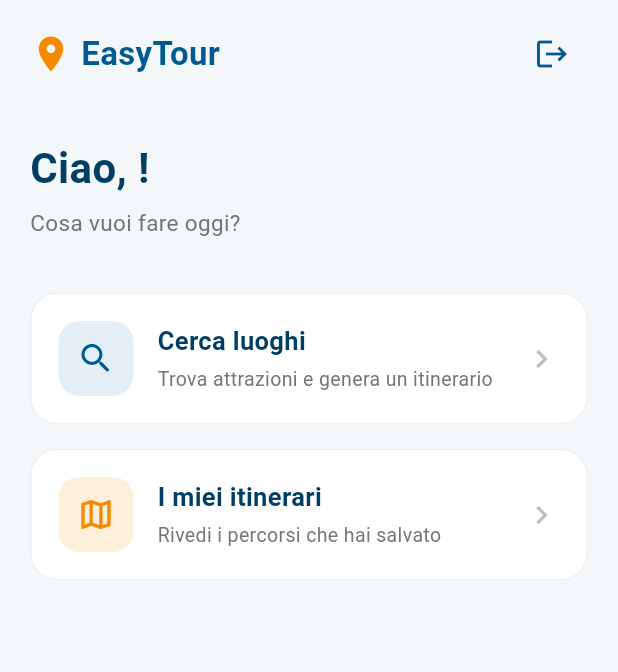
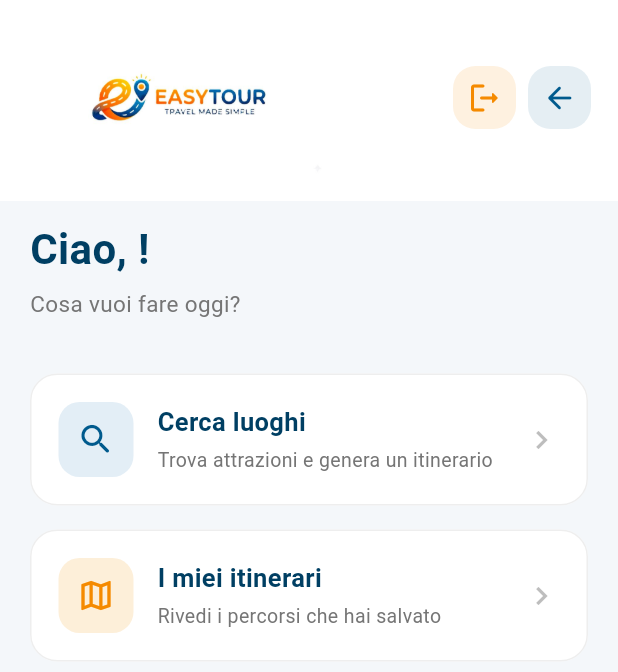
Before and after one commit to antoniorapa/EasyTour, a Flutter app: the DashboardUtente screen opened directly with empty values, on a phone screen of 412 x 824 dp. Shown: the top 672 px of the screen. Run offline on Flutter 3.47's test engine with Material 3 defaults, Android fonts, the phone set to English and light mode, and no system bars; our stand-ins replace geolocator, google_maps_flutter; network calls fail.

Commit message:
Header EasyTour unificato (logo/back/logout) e fix backend Wikipedia

```diff
--- a/frontend/lib/pages/dashboard_utente.dart
+++ b/frontend/lib/pages/dashboard_utente.dart
@@ -4,6 +4,7 @@ import '../models/user.dart';
 import 'login_page.dart';
 import 'search_page.dart';
 import 'saved_itinerary_screen.dart';
+import '../widgets/easytour_header.dart';
 /*
   Dashboard utente (turista).
   Schermata "home" mostrata al turista dopo il login.
@@ -47,40 +48,19 @@ class DashboardUtente extends StatelessWidget {
     Widget build(BuildContext context) {
       return Scaffold(
         backgroundColor: lightBackground,
-      body: SafeArea(
+        body: Column(
+          children: [
+            EasyTourHeader(
+              showBack: true,
+              showLogout: true,
+              onLogoutTap: () => _logout(context),
+            ),
+            Expanded(
               child: Padding(
                 padding: const EdgeInsets.fromLTRB(20, 12, 20, 24),
                 child: Column(
                   crossAxisAlignment: CrossAxisAlignment.start,
                   children: [
-              // Barra in alto: logo + logout
-              Row(
-                mainAxisAlignment: MainAxisAlignment.spaceBetween,
-                children: [
-                  Row(
-                    children: [
-                      const Icon(Icons.location_on, color: orange, size: 28),
-                      const SizedBox(width: 6),
-                      const Text(
-                        'EasyTour',
-                        style: TextStyle(
-                          fontSize: 22,
-                          fontWeight: FontWeight.bold,
-                          color: primaryBlue,
-                        ),
-                      ),
-                    ],
-                  ),
-                  IconButton(
-                    icon: const Icon(Icons.logout, color: primaryBlue),
-                    tooltip: 'Esci',
-                    onPressed: () => _logout(context),
-                  ),
-                ],
-              ),
-
-              const SizedBox(height: 32),
-
                     // Saluto
                     Text(
                       'Ciao, ${user.nome}!',
@@ -123,6 +103,8 @@ class DashboardUtente extends StatelessWidget {
                   ],
                 ),
               ),
+            ),
+          ],
         ),
       );
     }
--- a/frontend/lib/pages/generated_itinerary_page.dart
+++ b/frontend/lib/pages/generated_itinerary_page.dart
@@ -6,6 +6,7 @@ import '../models/itinerary_stop.dart';
 import '../models/place.dart';
 import '../services/api_service.dart';
 import 'place_detail_page.dart';
+import '../widgets/easytour_header.dart';
 
 class GeneratedItineraryPage extends StatefulWidget {
   final List<ItineraryStop> initialStops;
--- a/frontend/lib/pages/itinerary_detail_screen.dart
+++ b/frontend/lib/pages/itinerary_detail_screen.dart
@@ -1,6 +1,7 @@
 import 'package:flutter/material.dart';
 import 'saved_itinerary_screen.dart' show SavedItinerary;
 import 'place_detail_screen.dart';
+import '../widgets/easytour_header.dart';
 
 // ─────────────────────────────────────────────────────────────────────────────
 //  MODEL
--- a/frontend/lib/pages/place_detail_screen.dart
+++ b/frontend/lib/pages/place_detail_screen.dart
@@ -1,6 +1,7 @@
 import 'package:flutter/material.dart';
 import 'itinerary_detail_screen.dart' show ItineraryStop;
 import 'travel_diary_screen.dart';
+import '../widgets/easytour_header.dart';
 
 // ─────────────────────────────────────────────────────────────────────────────
 //  PLACE DETAIL SCREEN  (versione aggiornata con bottone "Diario di viaggio")
--- a/frontend/lib/pages/travel_diary_screen.dart
+++ b/frontend/lib/pages/travel_diary_screen.dart
@@ -1,6 +1,6 @@
 import 'package:flutter/material.dart';
 import 'itinerary_detail_screen.dart' show ItineraryStop;
-
+import '../widgets/easytour_header.dart';
 // ─────────────────────────────────────────────────────────────────────────────
 //  TRAVEL DIARY SCREEN
 // ─────────────────────────────────────────────────────────────────────────────
--- a/frontend/lib/services/api_service.dart
+++ b/frontend/lib/services/api_service.dart
@@ -18,7 +18,7 @@ class ApiService {
     usa l'IP del PC nella stessa rete Wi-Fi, ad esempio:
    'http://10.195.229.82:3000'
   */
-  static const String baseUrl = 'http://192.168.1.13:3000';
+  static const String baseUrl = 'http://172.19.202.123:3000';
   Future<Map<String, dynamic>> searchMunicipalityByName(String query) async {
     final encodedQuery = Uri.encodeQueryComponent(query);
 
--- a/frontend/lib/widgets/easytour_header.dart
+++ b/frontend/lib/widgets/easytour_header.dart
@@ -1,16 +1,32 @@
 import 'package:flutter/material.dart';
 
 class EasyTourHeader extends StatelessWidget {
+  // Parametri esistenti (retrocompatibili): slot icona a destra generico,
+  // usato da search_page (verifica/lucchetto) e place_detail (back).
   final IconData? rightIcon;
   final VoidCallback? onRightIconTap;
+
+  // Nuovi parametri opzionali.
+  // showBack: mostra un tasto "indietro" a sinistra del logo.
+  // onBackTap: cosa fa il tasto indietro (default: Navigator.pop).
+  // showLogout / onLogoutTap: mostra un tasto logout a destra.
+  final bool showBack;
+  final VoidCallback? onBackTap;
+  final bool showLogout;
+  final VoidCallback? onLogoutTap;
 
   const EasyTourHeader({
     super.key,
     this.rightIcon,
     this.onRightIconTap,
+    this.showBack = false,
+    this.onBackTap,
+    this.showLogout = false,
+    this.onLogoutTap,
   });
 
   static const Color orange = Color(0xFFF58A00);
+  static const Color primaryBlue = Color(0xFF005A8D);
 
   @override
     Widget build(BuildContext context) {
@@ -22,14 +38,16 @@ class EasyTourHeader extends StatelessWidget {
           bottom: false,
           child: Row(
             children: [
+              // Logo tutto a sinistra
               Image.asset(
                 'assets/images/easytour_logo2.jpg',
-              height: 82,
+                height: 110,
                 fit: BoxFit.contain,
               ),
 
               const Spacer(),
 
+              // Slot icona generico esistente (retrocompatibile)
               if (rightIcon != null)
                 InkWell(
                   onTap: onRightIconTap,
@@ -47,6 +65,50 @@ class EasyTourHeader extends StatelessWidget {
                     ),
                   ),
                 ),
+
+              // Tasto logout (opzionale), a destra
+              if (showLogout)
+                Padding(
+                  padding: EdgeInsets.only(left: rightIcon != null ? 8 : 0),
+                  child: InkWell(
+                    onTap: onLogoutTap,
+                    borderRadius: BorderRadius.circular(15),
+                    child: Container(
+                      height: 42,
+                      width: 42,
+                      decoration: BoxDecoration(
+                        color: orange.withOpacity(0.12),
+                        borderRadius: BorderRadius.circular(15),
+                      ),
+                      child: const Icon(
+                        Icons.logout_rounded,
+                        color: orange,
+                      ),
+                    ),
+                  ),
+                ),
+
+              // Tasto indietro (opzionale), ora a destra
+              if (showBack)
+                Padding(
+                  padding: EdgeInsets.only(left: showLogout ? 8 : 0),
+                  child: InkWell(
+                    onTap: onBackTap ?? () => Navigator.of(context).pop(),
+                    borderRadius: BorderRadius.circular(15),
+                    child: Container(
+                      height: 42,
+                      width: 42,
+                      decoration: BoxDecoration(
+                        color: primaryBlue.withOpacity(0.10),
+                        borderRadius: BorderRadius.circular(15),
+                      ),
+                      child: const Icon(
+                        Icons.arrow_back_rounded,
+                        color: primaryBlue,
+                      ),
+                    ),
+                  ),
+                ),
             ],
           ),
         ),
```
Also changed, not shown: frontend/lib/pages/dashboard_page.dart (+7 -3 lines), frontend/lib/pages/saved_itinerary_screen.dart (+15 -19 lines), frontend/lib/pages/search_page.dart (+9 -4 lines), 2 other files. Lines whose indentation alone changed are shown as unchanged.
